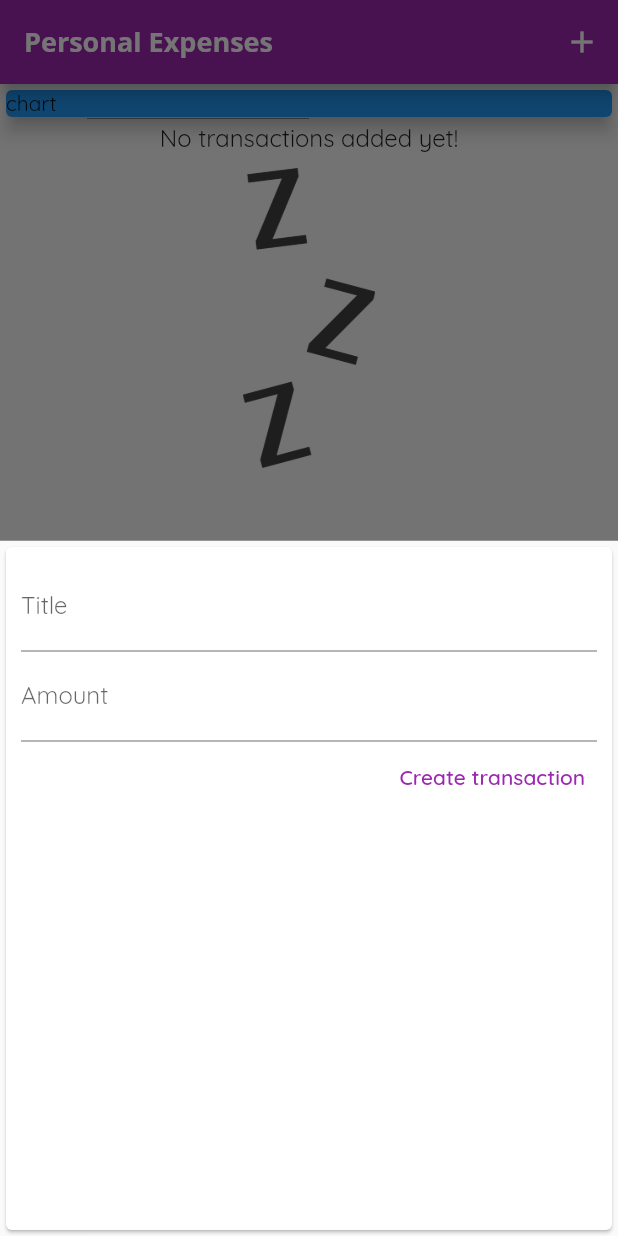
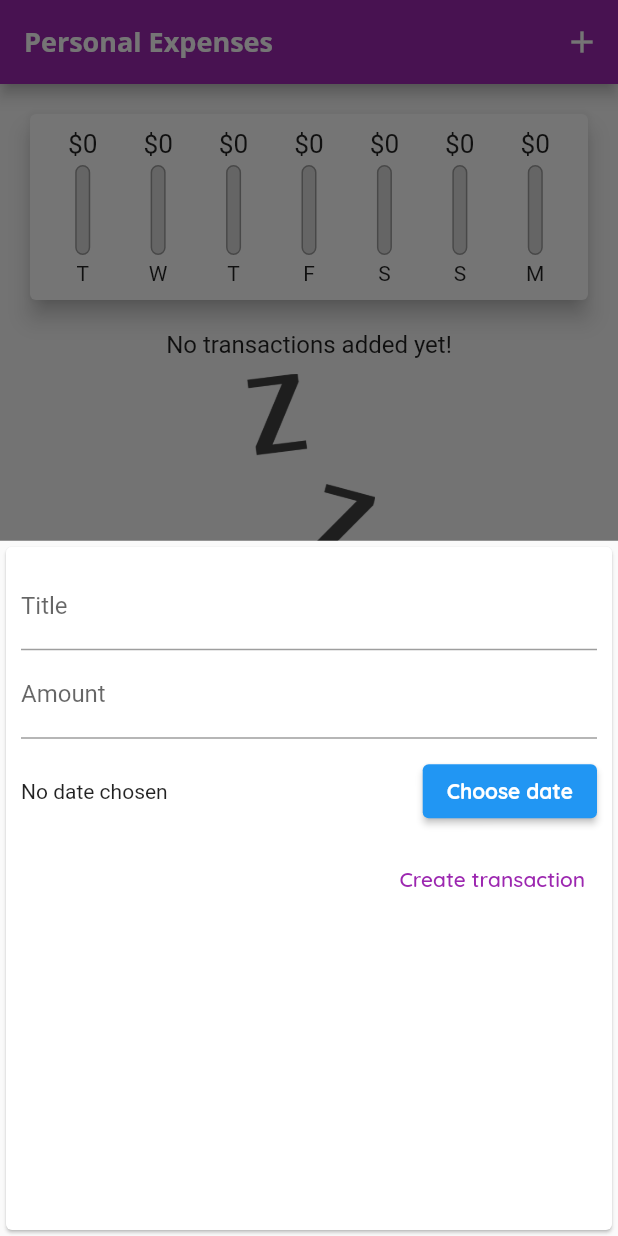
Before and after one commit to whisust/udemy-flutter, a Flutter app: the screen it shows after launch, after a tap on the "add" icon, on a phone screen of 412 x 824 dp. Run offline on Flutter 3.47's test engine with Material 2 defaults, Android fonts, the phone set to English and light mode, and no system bars.

Commit message:
Continue the expenses app up to lesson 117

```diff
--- a/expenses_app/lib/main.dart
+++ b/expenses_app/lib/main.dart
@@ -1,10 +1,10 @@
+import 'package:flutter/material.dart';
 import 'package:uuid/uuid.dart';
 
+import './widgets/chart.dart';
 import './widgets/new_transaction.dart';
 import './widgets/transaction_list.dart';
-import 'package:flutter/material.dart';
-
-import 'models/transaction.dart';
+import './models/transaction.dart';
 
 void main() {
   runApp(const MyApp());
@@ -29,14 +29,13 @@ class MyApp extends StatelessWidget {
           // Notice that the counter didn't reset back to zero; the application
           // is not restarted.
           // primarySwatch: Colors.purple,
-          colorScheme: ColorScheme.fromSwatch(
-              primarySwatch: Colors.purple, accentColor: Colors.amber),
+          colorScheme: ColorScheme.fromSwatch(primarySwatch: Colors.purple, accentColor: Colors.amber),
           fontFamily: 'Quicksand',
-          appBarTheme: AppBarTheme(
-              titleTextStyle: TextStyle(
-                  fontFamily: 'OpenSans',
-                  fontWeight: FontWeight.w700,
-                  fontSize: 18))),
+          appBarTheme:
+              AppBarTheme(titleTextStyle: TextStyle(fontFamily: 'OpenSans', fontWeight: FontWeight.w700, fontSize: 18)),
+          textTheme: ThemeData.light().textTheme.copyWith(
+                button: TextStyle(color: Colors.white),
+              )),
       home: MyHomePage(),
     );
   }
@@ -51,29 +50,23 @@ class MyHomePage extends StatefulWidget {
 
 class _MyHomePageState extends State<MyHomePage> {
   final uuid = Uuid();
-  final List<Transaction> _userTransactions = [
-    // Transaction(
-    //     id: 'id1', title: 'New stuff', amount: 69.99, date: DateTime.now()),
-    // Transaction(
-    //     id: 'id2', title: 'New stuff2', amount: 19.99, date: DateTime.now()),
-    // Transaction(
-    //     id: 'id3', title: 'New stuff3', amount: 100, date: DateTime.now()),
-    // Transaction(
-    //     id: 'id4', title: 'New stuff4', amount: 10.01, date: DateTime.now()),
-    // Transaction(
-    //     id: 'id5', title: 'New stuff5', amount: 11.11, date: DateTime.now()),
-    // Transaction(
-    //     id: 'id6', title: 'New stuff6', amount: 11.11, date: DateTime.now()),
-  ];
+  final List<Transaction> _userTransactions = [];
 
-  void _addTransaction(String title, double amount) {
-    final newTransaction = Transaction(
-        id: uuid.v4().toString(),
-        title: title,
-        amount: amount,
-        date: DateTime.now());
+  List<Transaction> get _recentTransactions {
+    final sevenDaysAgo = DateTime.now().subtract(const Duration(days: 7));
+    return _userTransactions.where((transaction) => transaction.date.isAfter(sevenDaysAgo)).toList();
+  }
+
+  void _addTransaction(String title, double amount, DateTime date) {
+    final newTransaction = Transaction(id: uuid.v4().toString(), title: title, amount: amount, date: date);
     setState(() {
       _userTransactions.add(newTransaction);
+    });
+  }
+
+  void _deleteTransaction(String id) {
+    setState(() {
+      _userTransactions.removeWhere((tx) => tx.id == id);
     });
   }
 
@@ -82,35 +75,26 @@ class _MyHomePageState extends State<MyHomePage> {
         context: context,
         builder: (_) {
           return GestureDetector(
-              onTap: () {},
-              behavior: HitTestBehavior.opaque,
-              child: NewTransaction(addTransaction: _addTransaction));
+              onTap: () {}, behavior: HitTestBehavior.opaque, child: NewTransaction(addTransaction: _addTransaction));
         });
   }
 
   @override
   Widget build(BuildContext context) {
     return Scaffold(
-      appBar: AppBar(title: const Text('Personal Expenses'), actions: [
-        IconButton(
-            onPressed: () => _startAddNewTransaction(context),
-            icon: const Icon(Icons.add))
-      ]),
+      appBar: AppBar(
+          title: const Text('Personal Expenses'),
+          actions: [IconButton(onPressed: () => _startAddNewTransaction(context), icon: const Icon(Icons.add))]),
       body: SingleChildScrollView(
           child: Column(
               mainAxisAlignment: MainAxisAlignment.start,
               crossAxisAlignment: CrossAxisAlignment.stretch,
               children: [
-            SizedBox(
-              width: double.infinity,
-              child:
-                  Card(color: Colors.blue, elevation: 5, child: Text('chart')),
-            ),
-            TransactionList(transactions: _userTransactions),
+            Chart(_recentTransactions),
+            TransactionList(transactions: _userTransactions, deleteTransaction: _deleteTransaction),
           ])),
-      floatingActionButton: FloatingActionButton(
-          onPressed: () => _startAddNewTransaction(context),
-          child: Icon(Icons.add)),
+      floatingActionButton:
+          FloatingActionButton(onPressed: () => _startAddNewTransaction(context), child: Icon(Icons.add)),
       floatingActionButtonLocation: FloatingActionButtonLocation.centerFloat,
     );
   }
--- a/expenses_app/lib/widgets/chart.dart
+++ b/expenses_app/lib/widgets/chart.dart
@@ -1,6 +1,8 @@
-import '../models/transaction.dart';
 import 'package:flutter/material.dart';
 import 'package:intl/intl.dart';
+
+import './chart_bar.dart';
+import '../models/transaction.dart';
 
 class Chart extends StatelessWidget {
   final List<Transaction> recentTransactions;
@@ -11,15 +13,19 @@ class Chart extends StatelessWidget {
     return List.generate(7, (index) {
       final weekDay = DateTime.now().subtract(Duration(days: index));
       double amount = recentTransactions
-          .where((transaction) =>
-              (transaction.date.day == weekDay.day) &&
-              (transaction.date.month == weekDay.month))
+          .where((transaction) => (transaction.date.day == weekDay.day) && (transaction.date.month == weekDay.month))
           .fold(0, (amount, transaction) => amount + transaction.amount);
 
       return {
-        'day': DateFormat.E(weekDay),
+        'day': DateFormat.E().format(weekDay).substring(0, 1),
         'amount': amount,
       };
+    }).reversed.toList();
+  }
+
+  double get totalSpending {
+    return groupedTransactionValues.fold(0.0, (sum, group) {
+      return (group['amount'] as double) + sum;
     });
   }
 
@@ -28,8 +34,21 @@ class Chart extends StatelessWidget {
     return Card(
         elevation: 6,
         margin: EdgeInsets.all(20),
-        child: Row(
-          children: [],
+        child: Padding(
+          padding: EdgeInsets.all(10),
+          child: Row(
+            mainAxisAlignment: MainAxisAlignment.spaceAround,
+            children: groupedTransactionValues.map((group) {
+              final spendingPct = totalSpending > 0 ? (group['amount'] as double) / totalSpending : 0.0;
+              return Flexible(
+                fit: FlexFit.tight,
+                child: ChartBar(
+                    label: (group['day'] as String),
+                    spendingAmount: (group['amount'] as double),
+                    spendingPctTotal: spendingPct),
+              );
+            }).toList(),
+          ),
         ));
   }
 }
--- /dev/null
+++ b/expenses_app/lib/widgets/chart_bar.dart
@@ -0,0 +1,37 @@
+import 'package:flutter/material.dart';
+
+class ChartBar extends StatelessWidget {
+  final String label;
+  final double spendingAmount;
+  final double spendingPctTotal;
+
+  ChartBar({required this.label, required this.spendingAmount, required this.spendingPctTotal});
+
+  @override
+  Widget build(BuildContext context) {
+    return Column(children: [
+      Container(height: 20, child: FittedBox(child: Text('\$${spendingAmount.toStringAsFixed(0)}'))),
+      SizedBox(height: 4),
+      Container(
+          height: 60,
+          width: 10,
+          child: Stack(
+            children: [
+              Container(
+                decoration: BoxDecoration(
+                    border: Border.all(color: Colors.grey, width: 1),
+                    color: Color.fromRGBO(220, 220, 220, 1),
+                    borderRadius: BorderRadius.circular(10)),
+              ),
+              FractionallySizedBox(
+                  heightFactor: spendingPctTotal,
+                  child: Container(
+                      decoration: BoxDecoration(
+                          color: Theme.of(context).primaryColor, borderRadius: BorderRadius.circular(10))))
+            ],
+          )),
+      SizedBox(height: 4),
+      Text(label)
+    ]);
+  }
+}
--- a/expenses_app/lib/widgets/new_transaction.dart
+++ b/expenses_app/lib/widgets/new_transaction.dart
@@ -1,4 +1,5 @@
 import 'package:flutter/material.dart';
+import 'package:intl/intl.dart';
 
 class NewTransaction extends StatefulWidget {
   final Function addTransaction;
@@ -14,15 +15,34 @@ class _NewTransactionState extends State<NewTransaction> {
 
   final _amountController = TextEditingController();
 
-  void submitForm() {
+  DateTime? _date;
+
+  void _submitForm() {
     final title = _titleController.text;
     final amount = double.parse(_amountController.text);
 
-    if (title.isNotEmpty && amount >= 0) {
-      widget.addTransaction(title, amount);
+    if (title.isNotEmpty && amount >= 0 && _date != null) {
+      widget.addTransaction(title, amount, _date);
     }
 
     Navigator.of(context).pop();
+  }
+
+  void _presentDatePicker() {
+    showDatePicker(
+            context: context,
+            initialDate: DateTime.now(),
+            firstDate: DateTime.now().subtract(Duration(days: 365)),
+            lastDate: DateTime.now())
+        .then((pickedDate) {
+      if (pickedDate == null) {
+        return;
+      } else {
+        setState(() {
+          _date = pickedDate;
+        });
+      }
+    });
   }
 
   @override
@@ -40,12 +60,24 @@ class _NewTransactionState extends State<NewTransaction> {
           TextField(
               decoration: const InputDecoration(labelText: 'Amount'),
               controller: _amountController,
-              keyboardType:
-                  const TextInputType.numberWithOptions(decimal: true),
-              onSubmitted: (_) => submitForm()),
+              keyboardType: const TextInputType.numberWithOptions(decimal: true)),
+          Container(
+            height: 70,
+            child: Row(
+              children: [
+                Expanded(child: Text(_date == null ? 'No date chosen' : DateFormat.yMd().format(_date!))),
+                ElevatedButton(
+                  child: const Text('Choose date', style: TextStyle(fontWeight: FontWeight.bold)),
+                  style: ElevatedButton.styleFrom(
+                      textStyle: Theme.of(context).textTheme.button, primary: Theme.of(context).primaryColor),
+                  onPressed: _presentDatePicker,
+                )
+              ],
+            ),
+          ),
           TextButton(
             style: TextButton.styleFrom(primary: Colors.purple),
-            onPressed: submitForm,
+            onPressed: _submitForm,
             child: const Text('Create transaction'),
           )
         ],
--- a/expenses_app/lib/widgets/transaction_list.dart
+++ b/expenses_app/lib/widgets/transaction_list.dart
@@ -6,8 +6,13 @@ import '../models/transaction.dart';
 class TransactionList extends StatelessWidget {
   final _dateFormat = DateFormat.yMMMd();
   final List<Transaction> transactions;
+  final Function deleteTransaction;
 
-  TransactionList({super.key, required this.transactions});
+  TransactionList({
+    super.key,
+    required this.transactions,
+    required this.deleteTransaction,
+  });
 
   Widget _itemBuilder(BuildContext context, int index) {
     final tx = transactions.elementAt(index);
@@ -16,9 +21,7 @@ class TransactionList extends StatelessWidget {
       children: [
         Container(
             margin: const EdgeInsets.symmetric(vertical: 10, horizontal: 15),
-            decoration: BoxDecoration(
-                border: Border.all(
-                    color: Theme.of(context).primaryColorDark, width: 2)),
+            decoration: BoxDecoration(border: Border.all(color: Theme.of(context).primaryColorDark, width: 2)),
             padding: const EdgeInsets.all(10),
             child: Text(
               '\$${tx.amount.toStringAsFixed(2)}',
@@ -32,8 +35,7 @@ class TransactionList extends StatelessWidget {
           crossAxisAlignment: CrossAxisAlignment.start,
           children: [
             Text(tx.title, style: Theme.of(context).textTheme.titleLarge),
-            Text(_dateFormat.format(tx.date),
-                style: Theme.of(context).textTheme.titleSmall)
+            Text(_dateFormat.format(tx.date), style: Theme.of(context).textTheme.titleSmall)
           ],
         )
       ],
@@ -43,20 +45,43 @@ class TransactionList extends StatelessWidget {
   @override
   Widget build(BuildContext context) {
     return Container(
-        height: 500,
+        height: 450,
         child: transactions.isEmpty
             ? Column(children: [
-                Text('No transactions added yet!',
-                    style: Theme.of(context).textTheme.titleMedium),
+                Text('No transactions added yet!', style: Theme.of(context).textTheme.titleMedium),
                 SizedBox(height: 10),
                 Container(
                   height: 200,
-                  child: Image.asset('resources/assets/images/waiting.png',
-                      fit: BoxFit.cover),
+                  child: Image.asset('resources/assets/images/waiting.png', fit: BoxFit.cover),
                 )
               ])
             : ListView.builder(
-                itemBuilder: _itemBuilder,
+                itemBuilder: (ctx, index) {
+                  return Card(
+                    elevation: 5,
+                    margin: EdgeInsets.symmetric(vertical: 8, horizontal: 5),
+                    child: ListTile(
+                      leading: CircleAvatar(
+                          radius: 30,
+                          child: Padding(
+                            padding: EdgeInsets.all(6),
+                            child: FittedBox(
+                              child: Text(
+                                '\$${transactions[index].amount.toStringAsFixed(2)}',
+                              ),
+                            ),
+                          )),
+                      title: Text(transactions[index].title, style: Theme.of(context).textTheme.titleLarge),
+                      subtitle: Text(DateFormat.yMMMd().format(transactions[index].date)),
+                      trailing: IconButton(
+                          icon: Icon(Icons.delete),
+                          onPressed: () {
+                            deleteTransaction(transactions[index].id);
+                          },
+                          color: Theme.of(context).errorColor),
+                    ),
+                  );
+                },
                 itemCount: transactions.length,
               ));
   }
```
